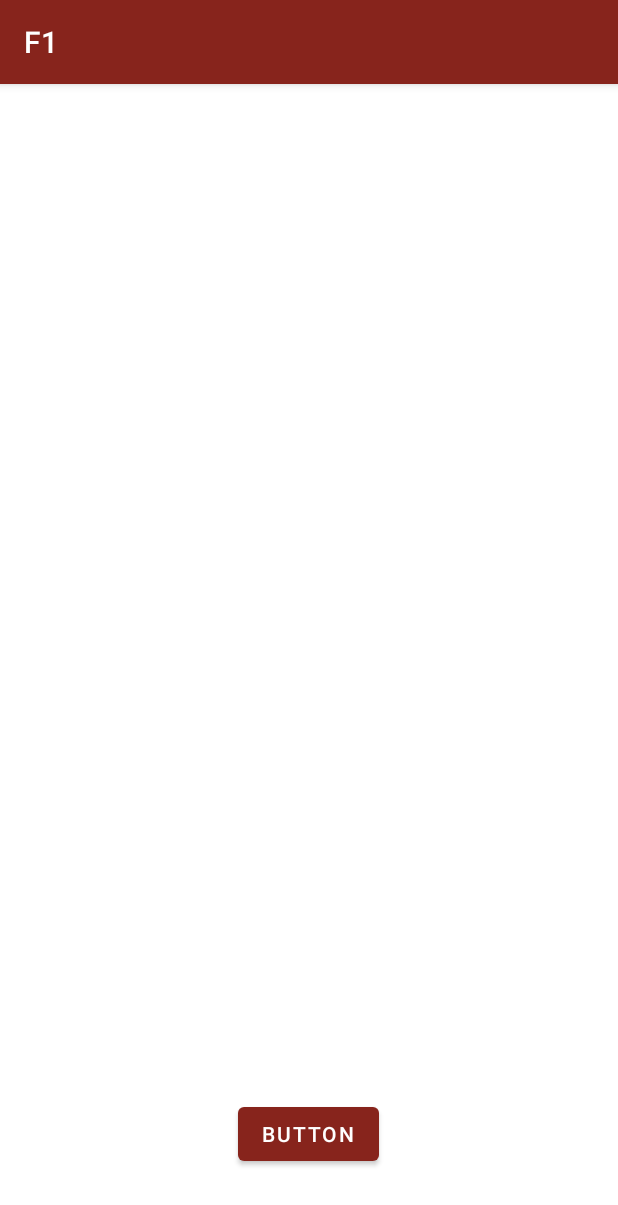
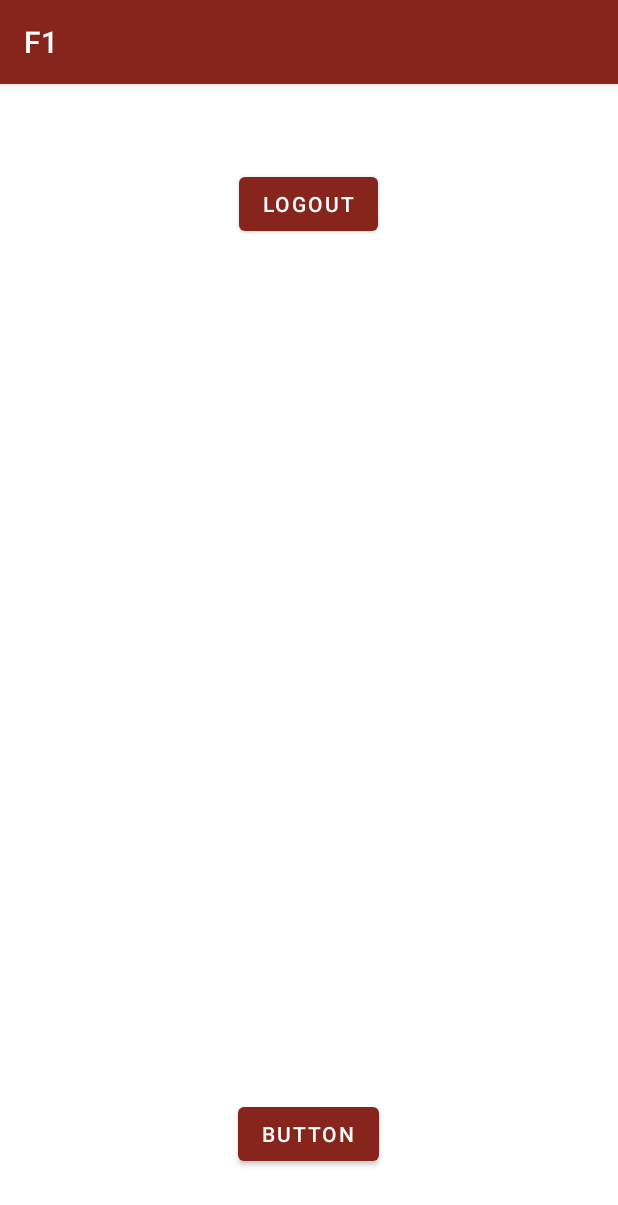
Before and after one commit to DavidRamosArchilla/F1-android, an Android app: the screen it shows after launch (MainActivity), on a phone screen of 412 x 824 dp. Shown: the top 1205 px of the screen. Run offline under Robolectric (Android 15) with nearby library versions, the phone set to English and light mode, and no system bars; our stand-ins replace Firebase (no records; nobody signed in at launch, a user with empty details on screens opened directly); libraries missing offline, so code that uses them is left out: com.firebase.ui; 1 statement that could not run was skipped.

Commit message:
Añadido login por gmail y anonimo. Añadido boton de logout.

```diff
--- a/app/src/main/java/com/example/f1/MainActivity.java
+++ b/app/src/main/java/com/example/f1/MainActivity.java
@@ -1,78 +1,107 @@
 package com.example.f1;
 
-import androidx.activity.result.ActivityResultCallback;
-import androidx.activity.result.ActivityResultLauncher;
+import androidx.annotation.NonNull;
 import androidx.appcompat.app.AppCompatActivity;
 
-import android.app.PendingIntent;
 import android.content.Intent;
 import android.os.Bundle;
+import android.util.Log;
 import android.view.View;
 import android.widget.Button;
 import android.widget.Toast;
 
 import com.firebase.ui.auth.AuthUI;
-import com.firebase.ui.auth.FirebaseAuthUIActivityResultContract;
-import com.firebase.ui.auth.IdpResponse;
-import com.firebase.ui.auth.data.model.FirebaseAuthUIAuthenticationResult;
 import com.google.firebase.auth.FirebaseAuth;
 import com.google.firebase.auth.FirebaseUser;
 
 import java.util.Arrays;
-import java.util.List;
 
 
 public class MainActivity extends AppCompatActivity {
-    private final ActivityResultLauncher<Intent> signInLauncher = registerForActivityResult(
-            new FirebaseAuthUIActivityResultContract(),
-            result -> onSignInResult(result)
-    );
-    private void onSignInResult(FirebaseAuthUIAuthenticationResult result) {
-        IdpResponse response = result.getIdpResponse();
-        if (result.getResultCode() == RESULT_OK) {
-            // Successfully signed in
-            FirebaseUser user = FirebaseAuth.getInstance().getCurrentUser();
-            Toast.makeText(this, "Logueado correctamente", Toast.LENGTH_SHORT).show();
-            // ...
-        } else {
-            // Sign in failed. If response is null the user canceled the
-            // sign-in flow using the back button. Otherwise check
-            // response.getError().getErrorCode() and handle the error.
-            // ...
-            Toast.makeText(this, "Error", Toast.LENGTH_SHORT).show();
-        }
-    }
+    final static String LOG_TAG = "btb";
+    private FirebaseAuth mFirebaseAuth;
+    private FirebaseAuth.AuthStateListener mAuthStateListener;
+    private static final int RC_SIGN_IN = 2022;
+
     protected void onCreate(Bundle savedInstanceState) {
         super.onCreate(savedInstanceState);
         setContentView(R.layout.activity_main);
-        Button b = findViewById(R.id.button);
+        Button btnUltimaCarrera = findViewById(R.id.btn_UltimaCarrera);
 
-        List<AuthUI.IdpConfig> providers = Arrays.asList(
-                new AuthUI.IdpConfig.EmailBuilder().build(),
-                new AuthUI.IdpConfig.GoogleBuilder().build()
-                );
+        Button btnLogOut = findViewById(R.id.btn_LogOut);
 
-        Intent signInIntent = AuthUI.getInstance()
-                .createSignInIntentBuilder()
-                .setAvailableProviders(providers)
-                .build();
-        signInLauncher.launch(signInIntent);
-        b.setOnClickListener(new View.OnClickListener() {
+        mFirebaseAuth = FirebaseAuth.getInstance();
+        mAuthStateListener = new FirebaseAuth.AuthStateListener() {
             @Override
-            public void onClick(View view) {
-                Intent myIntent = new Intent(MainActivity.this, ActivityUltimaCarrera.class);
-                startActivity(myIntent);
+            public void onAuthStateChanged(@NonNull FirebaseAuth firebaseAuth) {
+                FirebaseUser user = firebaseAuth.getCurrentUser();
+                if (user != null) {
+                    // user is signed in
+                    CharSequence username = user.getDisplayName();
+                    Toast.makeText(MainActivity.this, getString(R.string.firebase_user_fmt, username), Toast.LENGTH_LONG).show();
+
+                } else {
+                    // user is signed out
+                    startActivityForResult(
+                            // Get an instance of AuthUI based on the default app
+                            AuthUI.getInstance().
+                                    createSignInIntentBuilder().
+                                    setAvailableProviders(Arrays.asList(
+                                            new AuthUI.IdpConfig.GoogleBuilder().build(),
+                                            new AuthUI.IdpConfig.AnonymousBuilder().build()
+
+                                            //new AuthUI.IdpConfig.EmailBuilder().build()
+                                    )).
+                                    setIsSmartLockEnabled(!BuildConfig.DEBUG /* credentials */, true /* hints */).
+                                    //setIsSmartLockEnabled(!BuildConfig.DEBUG /* credentials */, true /* hints */).
+                                            build(),
+                            RC_SIGN_IN
+                    );
+
+                    //Remains logged in when unique gmail account
+                    // setIsSmartLockEnabled(!BuildConfig.DEBUG /* credentials */, true /* hints */).
+                    //setIsSmartLockEnabled(BuildConfig.DEBUG /* credentials */, true /* hints */).
+
+                }
             }
-        });
+        };
+    }
+
+    @Override
+    protected void onPause() {
+        super.onPause();
+        mFirebaseAuth.removeAuthStateListener(mAuthStateListener);
+    }
+
+    @Override
+    protected void onResume() {
+        super.onResume();
+        mFirebaseAuth.addAuthStateListener(mAuthStateListener);
+    }
+
+    @Override
+    protected void onActivityResult(int requestCode, int resultCode, Intent data) {
+        super.onActivityResult(requestCode, resultCode, data);
+        if (requestCode == RC_SIGN_IN) {
+            if (resultCode == RESULT_OK) {
+                Toast.makeText(this, R.string.signed_in, Toast.LENGTH_SHORT).show();
+                Log.i(LOG_TAG, "onActivityResult " + getString(R.string.signed_in));
+            } else if (resultCode == RESULT_CANCELED) {
+                Toast.makeText(this, R.string.signed_cancelled, Toast.LENGTH_SHORT).show();
+                Log.i(LOG_TAG, "onActivityResult " + getString(R.string.signed_cancelled));
+                finish();
+            }
+        }
+    }
+    public void abrirUltimaCarrera (View view){
+        Intent myIntent = new Intent(MainActivity.this, ActivityUltimaCarrera.class);
+        startActivity(myIntent);
+    }
+
+    public void logOut(View v) {
+        mFirebaseAuth.signOut();
+        Log.i(LOG_TAG, getString(R.string.signed_out));
     }
 
 
-    // Para logout
-    /*AuthUI.getInstance()
-        .signOut(this)
-        .addOnCompleteListener(new OnCompleteListener<Void>() {
-            public void onComplete(@NonNull Task<Void> task) {
-                // ...
-            }
-        });*/
 }
--- a/app/src/main/res/layout/activity_main.xml
+++ b/app/src/main/res/layout/activity_main.xml
@@ -7,14 +7,28 @@
     tools:context=".MainActivity">
 
     <Button
-        android:id="@+id/button"
+        android:id="@+id/btn_UltimaCarrera"
         android:layout_width="wrap_content"
         android:layout_height="wrap_content"
         android:layout_marginBottom="44dp"
         android:text="Button"
+        android:onClick="abrirUltimaCarrera"
         app:layout_constraintBottom_toBottomOf="parent"
         app:layout_constraintEnd_toEndOf="parent"
         app:layout_constraintHorizontal_bias="0.498"
         app:layout_constraintStart_toStartOf="parent" />
 
+    <Button
+        android:id="@+id/btn_LogOut"
+        android:layout_width="wrap_content"
+        android:layout_height="wrap_content"
+        android:layout_marginTop="56dp"
+        android:text="LogOut"
+        android:onClick="logOut"
+        app:layout_constraintEnd_toEndOf="parent"
+        app:layout_constraintHorizontal_bias="0.498"
+        app:layout_constraintStart_toStartOf="parent"
+        app:layout_constraintTop_toTopOf="parent" />
+
+
 </androidx.constraintlayout.widget.ConstraintLayout>
--- a/app/src/main/res/values/strings.xml
+++ b/app/src/main/res/values/strings.xml
@@ -2,4 +2,9 @@
     <string name="app_name">F1</string>
     <string name="title_activity_scrolling">ScrollingActivity</string>
     <string name="action_settings">Settings</string>
+    <string name="logout">LogOut</string>
+    <string name="firebase_user_fmt">Firebase User: %s</string>
+    <string name="signed_in">Signed in!</string>
+    <string name="signed_out">Signed out!</string>
+    <string name="signed_cancelled">Signed in cancelled</string>
 </resources>
```
Also changed, not shown: 1 other file.
